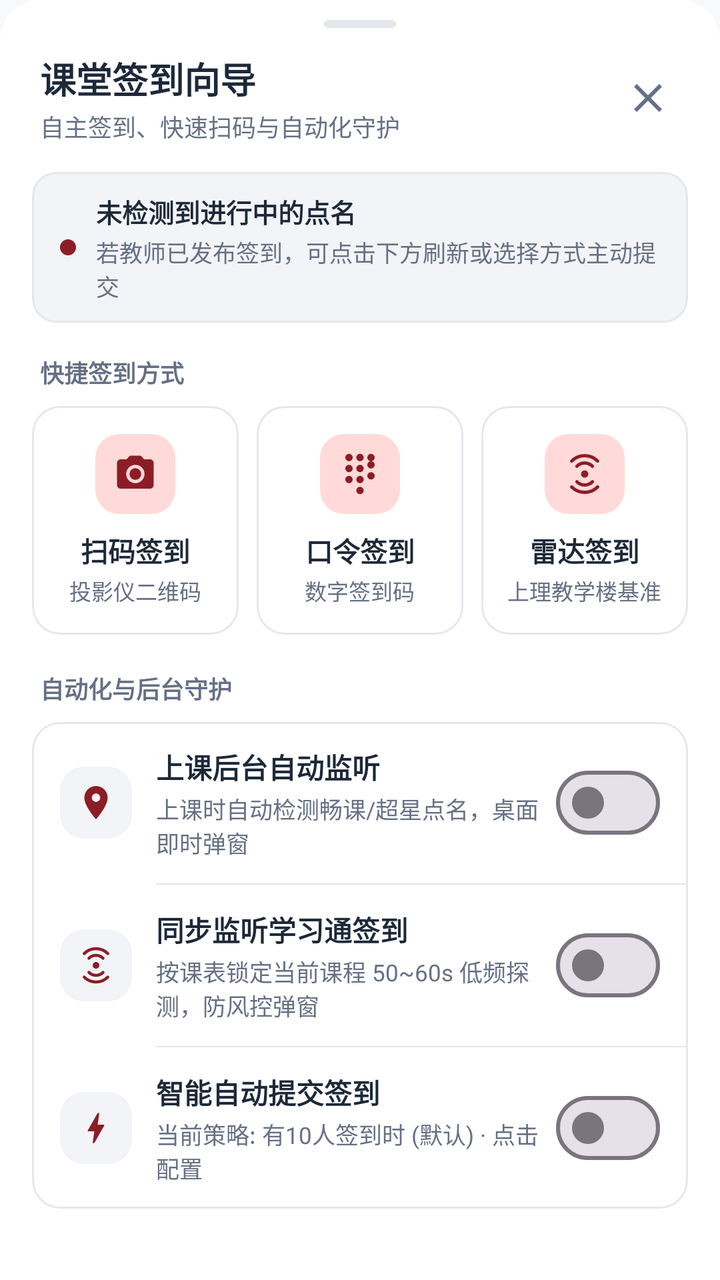
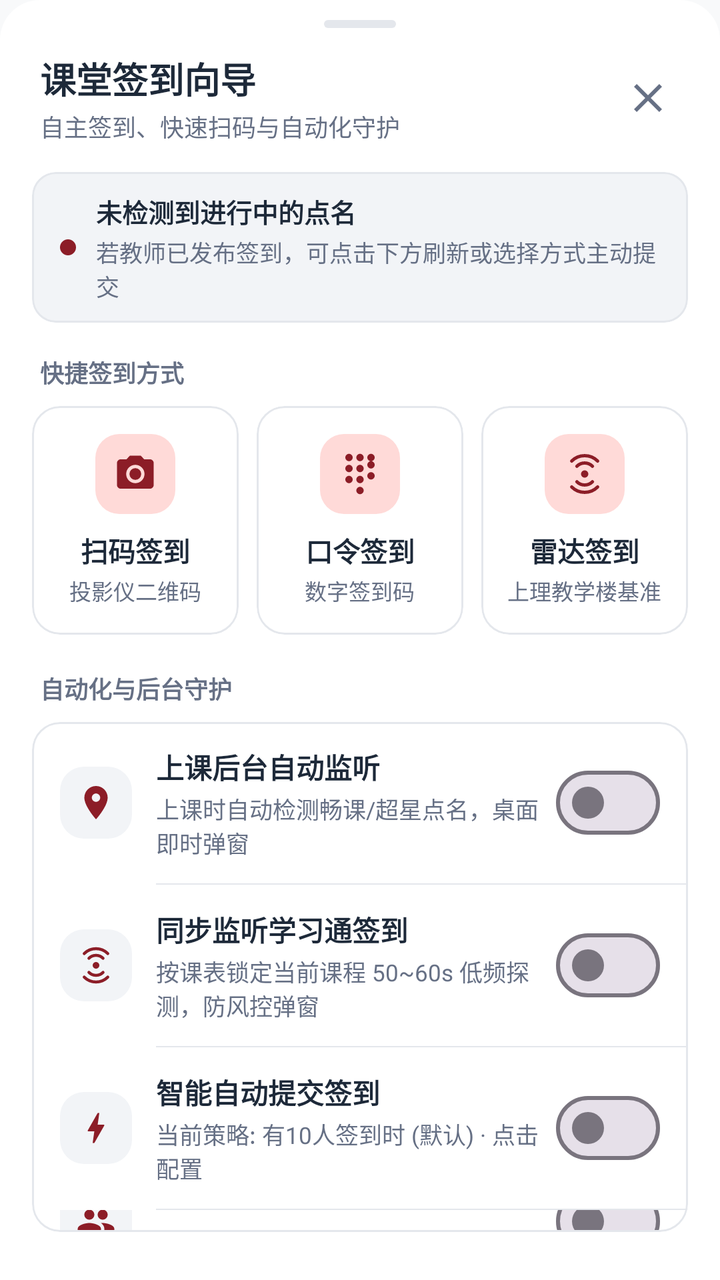

Compare the two renders of this Android layout. The source of the first and the diff that turns it into the second are given below.
<!-- AndroidManifest.xml: application theme Theme.UsstJwgl -->
<!-- res/layout/dialog_tronclass_rollcall_wizard.xml -->
<?xml version="1.0" encoding="utf-8"?>
<LinearLayout xmlns:android="http://schemas.android.com/apk/res/android"
    xmlns:app="http://schemas.android.com/apk/res-auto"
    xmlns:tools="http://schemas.android.com/tools"
    android:layout_width="match_parent"
    android:layout_height="wrap_content"
    android:background="@drawable/bottom_sheet_bg"
    android:orientation="vertical"
    android:paddingBottom="24dp">

    
    <ImageView
        android:layout_width="36dp"
        android:layout_height="4dp"
        android:layout_gravity="center_horizontal"
        android:layout_marginTop="10dp"
        android:layout_marginBottom="12dp"
        android:src="@drawable/drag_handle" />

    
    <LinearLayout
        android:layout_width="match_parent"
        android:layout_height="wrap_content"
        android:gravity="center_vertical"
        android:orientation="horizontal"
        android:paddingHorizontal="20dp"
        android:paddingBottom="6dp">

        <LinearLayout
            android:layout_width="0dp"
            android:layout_height="wrap_content"
            android:layout_weight="1"
            android:orientation="vertical">

            <TextView
                android:id="@+id/tvWizardTitle"
                android:layout_width="wrap_content"
                android:layout_height="wrap_content"
                android:text="课堂签到向导"
                android:textColor="@color/text_primary"
                android:textSize="18sp"
                android:textStyle="bold" />

            <TextView
                android:id="@+id/tvWizardSubtitle"
                android:layout_width="wrap_content"
                android:layout_height="wrap_content"
                android:layout_marginTop="2dp"
                android:text="自主签到、快速扫码与自动化守护"
                android:textColor="@color/text_secondary"
                android:textSize="12sp" />
        </LinearLayout>

        <ImageButton
            android:id="@+id/btnCloseWizard"
            android:layout_width="32dp"
            android:layout_height="32dp"
            android:background="?attr/selectableItemBackgroundBorderless"
            android:contentDescription="关闭"
            android:src="@drawable/ic_close"
            app:tint="@color/text_secondary" />
    </LinearLayout>

    
    <com.google.android.material.card.MaterialCardView
        android:id="@+id/cardStatusBanner"
        android:layout_width="match_parent"
        android:layout_height="wrap_content"
        android:layout_marginHorizontal="16dp"
        android:layout_marginTop="8dp"
        app:cardBackgroundColor="@color/surface_variant"
        app:cardCornerRadius="12dp"
        app:cardElevation="0dp"
        app:strokeColor="@color/border"
        app:strokeWidth="1dp">

        <LinearLayout
            android:layout_width="match_parent"
            android:layout_height="wrap_content"
            android:gravity="center_vertical"
            android:orientation="horizontal"
            android:paddingHorizontal="14dp"
            android:paddingVertical="10dp">

            <View
                android:id="@+id/viewStatusIndicator"
                android:layout_width="8dp"
                android:layout_height="8dp"
                android:layout_marginEnd="10dp"
                android:background="@drawable/bg_badge_rounded"
                android:backgroundTint="@color/primary" />

            <LinearLayout
                android:layout_width="0dp"
                android:layout_height="wrap_content"
                android:layout_weight="1"
                android:orientation="vertical">

                <TextView
                    android:id="@+id/tvStatusTitle"
                    android:layout_width="wrap_content"
                    android:layout_height="wrap_content"
                    android:text="未检测到进行中的点名"
                    android:textColor="@color/text_primary"
                    android:textSize="13sp"
                    android:textStyle="bold" />

                <TextView
                    android:id="@+id/tvStatusSubtitle"
                    android:layout_width="wrap_content"
                    android:layout_height="wrap_content"
                    android:layout_marginTop="2dp"
                    android:text="若教师已发布签到，可点击下方刷新或选择方式主动提交"
                    android:textColor="@color/text_secondary"
                    android:textSize="11.5sp" />
            </LinearLayout>
        </LinearLayout>
    </com.google.android.material.card.MaterialCardView>

    
    <TextView
        android:layout_width="wrap_content"
        android:layout_height="wrap_content"
        android:layout_marginStart="20dp"
        android:layout_marginTop="16dp"
        android:layout_marginBottom="8dp"
        android:text="快捷签到方式"
        android:textColor="@color/text_secondary"
        android:textSize="12sp"
        android:textStyle="bold" />

    
    <LinearLayout
        android:layout_width="match_parent"
        android:layout_height="wrap_content"
        android:orientation="horizontal"
        android:paddingHorizontal="16dp">

        
        <com.google.android.material.card.MaterialCardView
            android:id="@+id/cardActionScan"
            android:layout_width="0dp"
            android:layout_height="wrap_content"
            android:layout_marginEnd="6dp"
            android:layout_weight="1"
            android:clickable="true"
            android:focusable="true"
            android:foreground="?attr/selectableItemBackground"
            app:cardBackgroundColor="@color/surface"
            app:cardCornerRadius="14dp"
            app:cardElevation="0dp"
            app:strokeColor="@color/border"
            app:strokeWidth="1dp">

            <LinearLayout
                android:layout_width="match_parent"
                android:layout_height="wrap_content"
                android:gravity="center"
                android:orientation="vertical"
                android:paddingHorizontal="8dp"
                android:paddingVertical="14dp">

                <FrameLayout
                    android:layout_width="40dp"
                    android:layout_height="40dp"
                    android:background="@drawable/bg_badge_rounded"
                    android:backgroundTint="@color/primary_container">

                    <ImageView
                        android:layout_width="22dp"
                        android:layout_height="22dp"
                        android:layout_gravity="center"
                        android:src="@drawable/ic_camera"
                        app:tint="@color/primary" />
                </FrameLayout>

                <TextView
                    android:layout_width="wrap_content"
                    android:layout_height="wrap_content"
                    android:layout_marginTop="8dp"
                    android:text="扫码签到"
                    android:textColor="@color/text_primary"
                    android:textSize="13.5sp"
                    android:textStyle="bold" />

                <TextView
                    android:layout_width="wrap_content"
                    android:layout_height="wrap_content"
                    android:layout_marginTop="2dp"
                    android:text="投影仪二维码"
                    android:textColor="@color/text_secondary"
                    android:textSize="11sp" />
            </LinearLayout>
        </com.google.android.material.card.MaterialCardView>

        
        <com.google.android.material.card.MaterialCardView
            android:id="@+id/cardActionNumber"
            android:layout_width="0dp"
            android:layout_height="wrap_content"
            android:layout_marginHorizontal="3dp"
            android:layout_weight="1"
            android:clickable="true"
            android:focusable="true"
            android:foreground="?attr/selectableItemBackground"
            app:cardBackgroundColor="@color/surface"
            app:cardCornerRadius="14dp"
            app:cardElevation="0dp"
            app:strokeColor="@color/border"
            app:strokeWidth="1dp">

            <LinearLayout
                android:layout_width="match_parent"
                android:layout_height="wrap_content"
                android:gravity="center"
                android:orientation="vertical"
                android:paddingHorizontal="8dp"
                android:paddingVertical="14dp">

                <FrameLayout
                    android:layout_width="40dp"
                    android:layout_height="40dp"
                    android:background="@drawable/bg_badge_rounded"
                    android:backgroundTint="@color/primary_container">

                    <ImageView
                        android:layout_width="22dp"
                        android:layout_height="22dp"
                        android:layout_gravity="center"
                        android:src="@drawable/ic_dialpad"
                        app:tint="@color/primary" />
                </FrameLayout>

                <TextView
                    android:layout_width="wrap_content"
                    android:layout_height="wrap_content"
                    android:layout_marginTop="8dp"
                    android:text="口令签到"
                    android:textColor="@color/text_primary"
                    android:textSize="13.5sp"
                    android:textStyle="bold" />

                <TextView
                    android:layout_width="wrap_content"
                    android:layout_height="wrap_content"
                    android:layout_marginTop="2dp"
                    android:text="数字签到码"
                    android:textColor="@color/text_secondary"
                    android:textSize="11sp" />
            </LinearLayout>
        </com.google.android.material.card.MaterialCardView>

        
        <com.google.android.material.card.MaterialCardView
            android:id="@+id/cardActionRadar"
            android:layout_width="0dp"
            android:layout_height="wrap_content"
            android:layout_marginStart="6dp"
            android:layout_weight="1"
            android:clickable="true"
            android:focusable="true"
            android:foreground="?attr/selectableItemBackground"
            app:cardBackgroundColor="@color/surface"
            app:cardCornerRadius="14dp"
            app:cardElevation="0dp"
            app:strokeColor="@color/border"
            app:strokeWidth="1dp">

            <LinearLayout
                android:layout_width="match_parent"
                android:layout_height="wrap_content"
                android:gravity="center"
                android:orientation="vertical"
                android:paddingHorizontal="8dp"
                android:paddingVertical="14dp">

                <FrameLayout
                    android:layout_width="40dp"
                    android:layout_height="40dp"
                    android:background="@drawable/bg_badge_rounded"
                    android:backgroundTint="@color/primary_container">

                    <ImageView
                        android:layout_width="22dp"
                        android:layout_height="22dp"
                        android:layout_gravity="center"
                        android:src="@drawable/ic_radar"
                        app:tint="@color/primary" />
                </FrameLayout>

                <TextView
                    android:layout_width="wrap_content"
                    android:layout_height="wrap_content"
                    android:layout_marginTop="8dp"
                    android:text="雷达签到"
                    android:textColor="@color/text_primary"
                    android:textSize="13.5sp"
                    android:textStyle="bold" />

                <TextView
                    android:layout_width="wrap_content"
                    android:layout_height="wrap_content"
                    android:layout_marginTop="2dp"
                    android:text="上理教学楼基准"
                    android:textColor="@color/text_secondary"
                    android:textSize="11sp" />
            </LinearLayout>
        </com.google.android.material.card.MaterialCardView>
    </LinearLayout>

    
    <TextView
        android:layout_width="wrap_content"
        android:layout_height="wrap_content"
        android:layout_marginStart="20dp"
        android:layout_marginTop="18dp"
        android:layout_marginBottom="8dp"
        android:text="自动化与后台守护"
        android:textColor="@color/text_secondary"
        android:textSize="12sp"
        android:textStyle="bold" />

    
    <com.google.android.material.card.MaterialCardView
        android:layout_width="match_parent"
        android:layout_height="wrap_content"
        android:layout_marginHorizontal="16dp"
        app:cardBackgroundColor="@color/surface"
        app:cardCornerRadius="14dp"
        app:cardElevation="0dp"
        app:strokeColor="@color/border"
        app:strokeWidth="1dp">

        <LinearLayout
            android:layout_width="match_parent"
            android:layout_height="wrap_content"
            android:orientation="vertical">

            
            <LinearLayout
                android:id="@+id/layoutMonitorRow"
                android:layout_width="match_parent"
                android:layout_height="wrap_content"
                android:background="?attr/selectableItemBackground"
                android:clickable="true"
                android:focusable="true"
                android:gravity="center_vertical"
                android:orientation="horizontal"
                android:paddingHorizontal="14dp"
                android:paddingVertical="12dp">

                <FrameLayout
                    android:layout_width="36dp"
                    android:layout_height="36dp"
                    android:layout_marginEnd="12dp"
                    android:background="@drawable/bg_badge_rounded"
                    android:backgroundTint="@color/surface_variant">

                    <ImageView
                        android:layout_width="20dp"
                        android:layout_height="20dp"
                        android:layout_gravity="center"
                        android:src="@drawable/ic_location"
                        app:tint="@color/primary" />
                </FrameLayout>

                <LinearLayout
                    android:layout_width="0dp"
                    android:layout_height="wrap_content"
                    android:layout_weight="1"
                    android:orientation="vertical">

                    <TextView
                        android:layout_width="wrap_content"
                        android:layout_height="wrap_content"
                        android:text="上课后台自动监听"
                        android:textColor="@color/text_primary"
                        android:textSize="14sp"
                        android:textStyle="bold" />

                    <TextView
                        android:id="@+id/tvMonitorDesc"
                        android:layout_width="wrap_content"
                        android:layout_height="wrap_content"
                        android:layout_marginTop="2dp"
                        android:text="上课时自动检测畅课/超星点名，桌面即时弹窗"
                        android:textColor="@color/text_secondary"
                        android:textSize="11.5sp" />
                </LinearLayout>

                <com.google.android.material.materialswitch.MaterialSwitch
                    android:id="@+id/switchRollcallMonitor"
                    android:layout_width="wrap_content"
                    android:layout_height="wrap_content" />
            </LinearLayout>

            <View
                android:id="@+id/dividerChaoXingMonitor"
                android:layout_width="match_parent"
                android:layout_height="0.5dp"
                android:layout_marginStart="62dp"
                android:background="@color/divider" />

            
            <LinearLayout
                android:id="@+id/layoutChaoXingMonitorRow"
                android:layout_width="match_parent"
                android:layout_height="wrap_content"
                android:background="?attr/selectableItemBackground"
                android:clickable="true"
                android:focusable="true"
                android:gravity="center_vertical"
                android:orientation="horizontal"
                android:paddingHorizontal="14dp"
                android:paddingVertical="12dp">

                <FrameLayout
                    android:layout_width="36dp"
                    android:layout_height="36dp"
                    android:layout_marginEnd="12dp"
                    android:background="@drawable/bg_badge_rounded"
                    android:backgroundTint="@color/surface_variant">

                    <ImageView
                        android:layout_width="20dp"
                        android:layout_height="20dp"
                        android:layout_gravity="center"
                        android:src="@drawable/ic_radar"
                        app:tint="@color/primary" />
                </FrameLayout>

                <LinearLayout
                    android:layout_width="0dp"
                    android:layout_height="wrap_content"
                    android:layout_weight="1"
                    android:orientation="vertical">

                    <TextView
                        android:layout_width="wrap_content"
                        android:layout_height="wrap_content"
                        android:text="同步监听学习通签到"
                        android:textColor="@color/text_primary"
                        android:textSize="14sp"
                        android:textStyle="bold" />

                    <TextView
                        android:id="@+id/tvChaoXingMonitorDesc"
                        android:layout_width="wrap_content"
                        android:layout_height="wrap_content"
                        android:layout_marginTop="2dp"
                        android:text="按课表锁定当前课程 50~60s 低频探测，防风控弹窗"
                        android:textColor="@color/text_secondary"
                        android:textSize="11.5sp" />
                </LinearLayout>

                <com.google.android.material.materialswitch.MaterialSwitch
                    android:id="@+id/switchChaoXingMonitor"
                    android:layout_width="wrap_content"
                    android:layout_height="wrap_content" />
            </LinearLayout>

            <View
                android:id="@+id/dividerAutoSign"
                android:layout_width="match_parent"
                android:layout_height="0.5dp"
                android:layout_marginStart="62dp"
                android:background="@color/divider" />

            
            <LinearLayout
                android:id="@+id/layoutAutoSignRow"
                android:layout_width="match_parent"
                android:layout_height="wrap_content"
                android:background="?attr/selectableItemBackground"
                android:clickable="true"
                android:focusable="true"
                android:gravity="center_vertical"
                android:orientation="horizontal"
                android:paddingHorizontal="14dp"
                android:paddingVertical="12dp">

                <FrameLayout
                    android:layout_width="36dp"
                    android:layout_height="36dp"
                    android:layout_marginEnd="12dp"
                    android:background="@drawable/bg_badge_rounded"
                    android:backgroundTint="@color/surface_variant">

                    <ImageView
                        android:layout_width="20dp"
                        android:layout_height="20dp"
                        android:layout_gravity="center"
                        android:src="@drawable/ic_bolt"
                        app:tint="@color/primary" />
                </FrameLayout>

                <LinearLayout
                    android:layout_width="0dp"
                    android:layout_height="wrap_content"
                    android:layout_weight="1"
                    android:orientation="vertical">

                    <TextView
                        android:layout_width="wrap_content"
                        android:layout_height="wrap_content"
                        android:text="智能自动提交签到"
                        android:textColor="@color/text_primary"
                        android:textSize="14sp"
                        android:textStyle="bold" />

                    <TextView
                        android:id="@+id/tvAutoSignStrategy"
                        android:layout_width="wrap_content"
                        android:layout_height="wrap_content"
                        android:layout_marginTop="2dp"
                        android:text="当前策略: 有10人签到时 (默认) · 点击配置"
                        android:textColor="@color/text_secondary"
                        android:textSize="11.5sp" />
                </LinearLayout>

                <com.google.android.material.materialswitch.MaterialSwitch
                    android:id="@+id/switchAutoSign"
                    android:layout_width="wrap_content"
                    android:layout_height="wrap_content" />
            </LinearLayout>
        </LinearLayout>
    </com.google.android.material.card.MaterialCardView>

    
    <LinearLayout
        android:layout_width="match_parent"
        android:layout_height="wrap_content"
        android:layout_marginTop="16dp"
        android:orientation="horizontal"
        android:paddingHorizontal="16dp">

        <com.google.android.material.button.MaterialButton
            android:id="@+id/btnDiagnostic"
            style="@style/Widget.Material3.Button.OutlinedButton"
            android:layout_width="0dp"
            android:layout_height="42dp"
            android:layout_marginEnd="6dp"
            android:layout_weight="1"
            android:insetTop="0dp"
            android:insetBottom="0dp"
            android:paddingHorizontal="8dp"
            android:text="弹窗测试与诊断"
            android:textColor="@color/text_secondary"
            android:textSize="12sp"
            app:cornerRadius="10dp"
            app:icon="@drawable/ic_tune"
            app:iconGravity="textStart"
            app:iconPadding="6dp"
            app:iconSize="16dp"
            app:iconTint="@color/text_secondary"
            app:strokeColor="@color/border"
            app:strokeWidth="1dp" />

        <com.google.android.material.button.MaterialButton
            android:id="@+id/btnRefreshRollcall"
            style="@style/Widget.Material3.Button.OutlinedButton"
            android:layout_width="0dp"
            android:layout_height="42dp"
            android:layout_marginStart="6dp"
            android:layout_weight="1"
            android:insetTop="0dp"
            android:insetBottom="0dp"
            android:paddingHorizontal="8dp"
            android:text="刷新点名状态"
            android:textColor="@color/primary"
            android:textSize="12sp"
            app:cornerRadius="10dp"
            app:icon="@drawable/ic_refresh"
            app:iconGravity="textStart"
            app:iconPadding="6dp"
            app:iconSize="16dp"
            app:iconTint="@color/primary"
            app:strokeColor="@color/border"
            app:strokeWidth="1dp" />
    </LinearLayout>

</LinearLayout>
<!-- resources referenced by this layout -->
<resources>
  <color name="border">#E4E7EC</color>
  <color name="divider">#E4E7EC</color>
  <color name="primary">#8C1D27</color>
  <color name="primary_container">#FFDAD8</color>
  <color name="surface">#FFFFFF</color>
  <color name="surface_variant">#F2F4F7</color>
  <color name="text_primary">#1D2939</color>
  <color name="text_secondary">#667085</color>
  <!-- drawable bg_badge_rounded (drawable) -->
  <?xml version="1.0" encoding="utf-8"?>
  <shape xmlns:android="http://schemas.android.com/apk/res/android"
      android:shape="rectangle">
      <corners android:radius="12dp" />
      <solid android:color="@color/badge_bg" />
  </shape>
  <!-- drawable bottom_sheet_bg (drawable) -->
  <?xml version="1.0" encoding="utf-8"?>
  <shape xmlns:android="http://schemas.android.com/apk/res/android"
      android:shape="rectangle">
      <solid android:color="@color/surface" />
      <corners
          android:topLeftRadius="20dp"
          android:topRightRadius="20dp"
          android:bottomLeftRadius="0dp"
          android:bottomRightRadius="0dp" />
  </shape>
  <!-- drawable drag_handle (drawable) -->
  <?xml version="1.0" encoding="utf-8"?>
  <shape xmlns:android="http://schemas.android.com/apk/res/android">
      <solid android:color="@color/border" />
      <corners android:radius="2dp" />
  </shape>
  <!-- drawable ic_close (drawable) -->
  <vector xmlns:android="http://schemas.android.com/apk/res/android"
      android:width="24dp"
      android:height="24dp"
      android:viewportWidth="24"
      android:viewportHeight="24">
    <path
        android:fillColor="@color/text_primary"
        android:pathData="M19,6.41L17.59,5 12,10.59 6.41,5 5,6.41 10.59,12 5,17.59 6.41,19 12,13.41 17.59,19 19,17.59 13.41,12z"/>
  </vector>
  <!-- drawable ic_location (drawable) -->
  <vector xmlns:android="http://schemas.android.com/apk/res/android"
      android:width="24dp"
      android:height="24dp"
      android:viewportWidth="24"
      android:viewportHeight="24">
      <path
          android:fillColor="#FF000000"
          android:pathData="M12,2C8.13,2 5,5.13 5,9c0,5.25 7,13 7,13s7,-7.75 7,-13c0,-3.87 -3.13,-7 -7,-7zM12,11.5c-1.38,0 -2.5,-1.12 -2.5,-2.5s1.12,-2.5 2.5,-2.5 2.5,1.12 2.5,2.5 -1.12,2.5 -2.5,2.5z" />
  </vector>
  <!-- drawable ic_tune (drawable) -->
  <vector xmlns:android="http://schemas.android.com/apk/res/android"
      android:width="24dp"
      android:height="24dp"
      android:viewportWidth="24"
      android:viewportHeight="24">
    <path
        android:fillColor="#FF000000"
        android:pathData="M3,17v2h6v-2H3zM3,5v2h10V5H3zm10,16v-2h8v-2h-8v-2h-2v6h2zM7,9v2H3v2h4v2h2V9H7zm14,4v-2H11v2h10zm-6,-4h2V7h4V5h-4V3h-2v6z"/>
  </vector>
  <color name="badge_bg">#FFDAD8</color>
  <color name="on_primary">#FFFFFF</color>
  <color name="on_primary_container">#3B080E</color>
  <color name="secondary">#775654</color>
  <color name="secondary_container">#FFDAD7</color>
  <color name="on_secondary_container">#2C1514</color>
  <color name="background">#F8F9FA</color>
  <!-- unchanged entries left out for length: 6 -->
</resources>

<!-- the commit's change to res/layout/dialog_tronclass_rollcall_wizard.xml (unified diff, before → after) -->
@@ -520,6 +520,71 @@
 
                 <com.google.android.material.materialswitch.MaterialSwitch
                     android:id="@+id/switchAutoSign"
+                    android:layout_width="wrap_content"
+                    android:layout_height="wrap_content" />
+            </LinearLayout>
+
+            <View
+                android:id="@+id/dividerMultiAccountSign"
+                android:layout_width="match_parent"
+                android:layout_height="0.5dp"
+                android:layout_marginStart="62dp"
+                android:background="@color/divider" />
+
+            
+            <LinearLayout
+                android:id="@+id/layoutMultiAccountSignRow"
+                android:layout_width="match_parent"
+                android:layout_height="wrap_content"
+                android:background="?attr/selectableItemBackground"
+                android:clickable="true"
+                android:focusable="true"
+                android:gravity="center_vertical"
+                android:orientation="horizontal"
+                android:paddingHorizontal="14dp"
+                android:paddingVertical="12dp">
+
+                <FrameLayout
+                    android:layout_width="36dp"
+                    android:layout_height="36dp"
+                    android:layout_marginEnd="12dp"
+                    android:background="@drawable/bg_badge_rounded"
+                    android:backgroundTint="@color/surface_variant">
+
+                    <ImageView
+                        android:layout_width="20dp"
+                        android:layout_height="20dp"
+                        android:layout_gravity="center"
+                        android:src="@drawable/ic_group"
+                        app:tint="@color/primary" />
+                </FrameLayout>
+
+                <LinearLayout
+                    android:layout_width="0dp"
+                    android:layout_height="wrap_content"
+                    android:layout_weight="1"
+                    android:orientation="vertical">
+
+                    <TextView
+                        android:layout_width="wrap_content"
+                        android:layout_height="wrap_content"
+                        android:text="一机多签"
+                        android:textColor="@color/text_primary"
+                        android:textSize="14sp"
+                        android:textStyle="bold" />
+
+                    <TextView
+                        android:id="@+id/tvMultiAccountSignDesc"
+                        android:layout_width="wrap_content"
+                        android:layout_height="wrap_content"
+                        android:layout_marginTop="2dp"
+                        android:text="已关闭 · 仅对当前登录账号执行签到"
+                        android:textColor="@color/text_secondary"
+                        android:textSize="11.5sp" />
+                </LinearLayout>
+
+                <com.google.android.material.materialswitch.MaterialSwitch
+                    android:id="@+id/switchMultiAccountSign"
                     android:layout_width="wrap_content"
                     android:layout_height="wrap_content" />
             </LinearLayout>
<!-- resource entries referenced after the edit -->
@@ -42,6 +42,16 @@
         android:fillColor="@color/text_primary"
         android:pathData="M19,6.41L17.59,5 12,10.59 6.41,5 5,6.41 10.59,12 5,17.59 6.41,19 12,13.41 17.59,19 19,17.59 13.41,12z"/>
   </vector>
+  <!-- drawable ic_group (drawable) -->
+  <vector xmlns:android="http://schemas.android.com/apk/res/android"
+      android:width="24dp"
+      android:height="24dp"
+      android:viewportWidth="24"
+      android:viewportHeight="24">
+    <path
+        android:fillColor="@android:color/white"
+        android:pathData="M16,11c1.66,0 2.99,-1.34 2.99,-3S17.66,5 16,5c-1.66,0 -3,1.34 -3,3s1.34,3 3,3zM8,11c1.66,0 2.99,-1.34 2.99,-3S9.66,5 8,5C6.34,5 5,6.34 5,8s1.34,3 3,3zm0,2c-2.33,0 -7,1.17 -7,3.5V19h14v-2.5c0,-2.33 -4.67,-3.5 -7,-3.5zm8,0c-0.29,0 -0.62,0.02 -0.97,0.05 1.16,0.84 1.97,1.97 1.97,3.45V19h6v-2.5c0,-2.33 -4.67,-3.5 -7,-3.5z"/>
+  </vector>
   <!-- drawable ic_location (drawable) -->
   <vector xmlns:android="http://schemas.android.com/apk/res/android"
       android:width="24dp"
